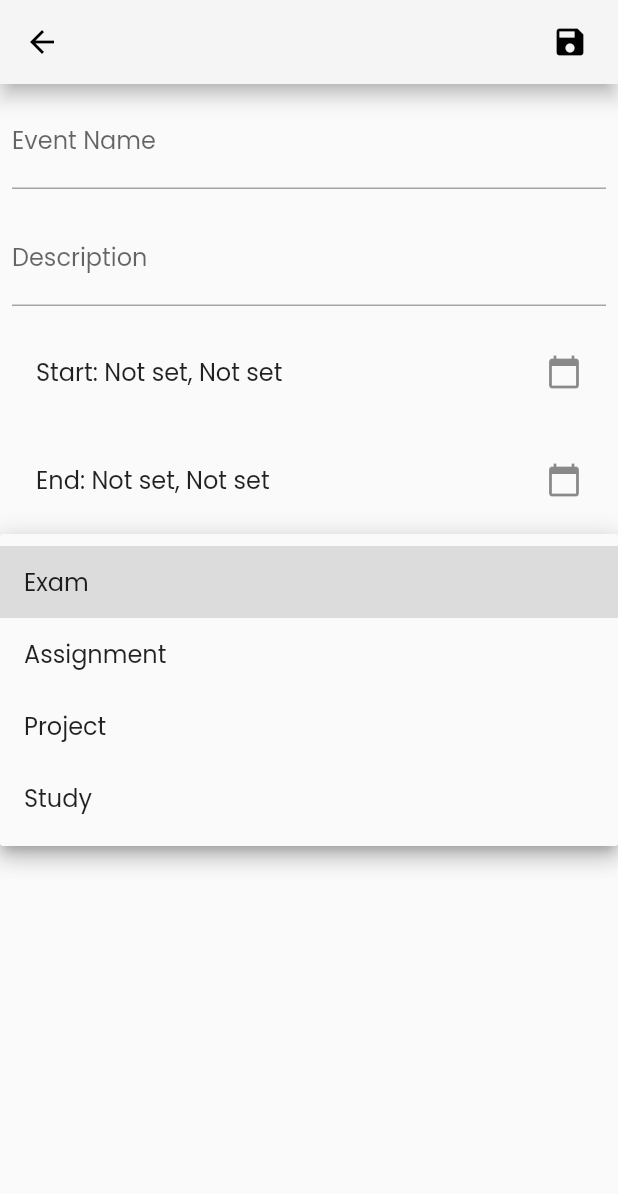
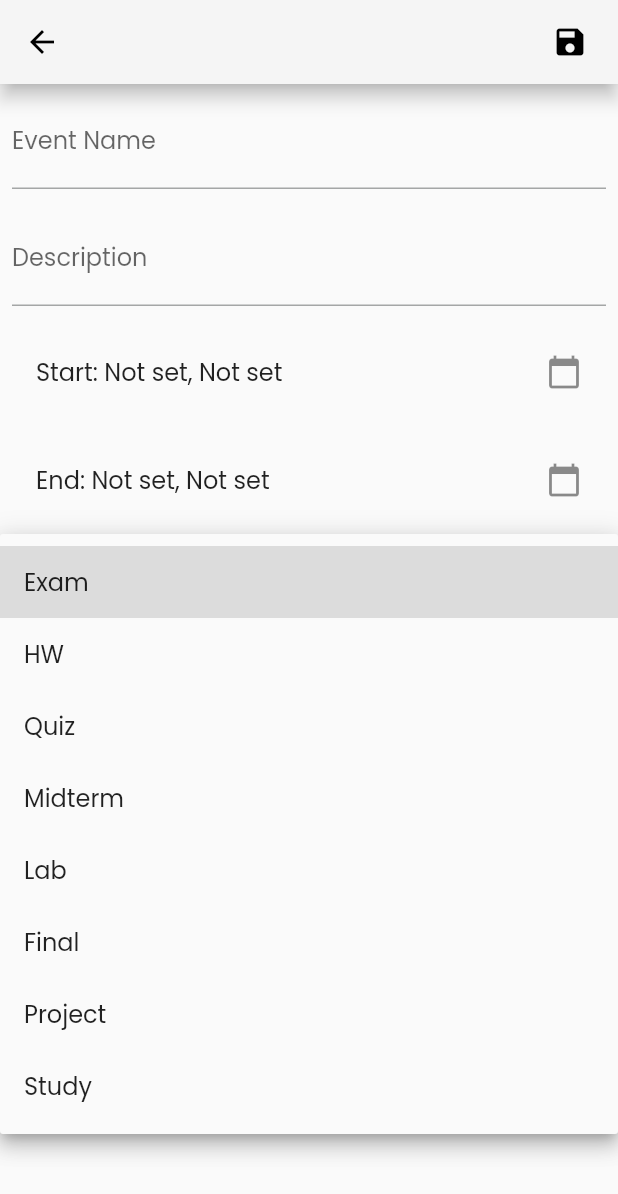
Before and after one commit to ucd-seniorDesign2324/Neuro-Nudge-Flutter-Project, a Flutter app: the NewTaskView screen opened directly, after a tap on "Type", on a phone screen of 412 x 824 dp. Shown: the top 1194 px of the screen. Run offline on Flutter 3.47's test engine with Material 3 defaults, Android fonts, the phone set to English and light mode, and no system bars; our stand-ins replace flutter_local_notifications, flutter_riverpod, gap, google_fonts, material_floating_search_bar_2, shared_preferences and 2 more; missing offline and left inert: icalendar_parser; accounts and stored records are empty; network calls fail.

Commit message:
make sure flutter can talk to fastAPI through the emulator

```diff
--- a/lib/data/process_new_event.dart
+++ b/lib/data/process_new_event.dart
@@ -6,7 +6,7 @@ Future<void> processNewEvent(EventData eventData) async {
   // Convert EventData object to JSON string
   String jsonBody = json.encode(eventData.toJson());
 
-  String apiUrl = '127.0.0.1:5080/process-new-event';
+  String apiUrl = 'http://10.0.2.2:5080/process-new-event';
 
   try {
     // Send a POST request with the JSON-encoded data
@@ -21,6 +21,7 @@ Future<void> processNewEvent(EventData eventData) async {
     // Check the response status code
     if (response.statusCode == 200) {
       // Handle successful request
+      print(response.body);
       print("Event data successfully sent to the API");
     } else {
       // Handle unsuccessful request
--- a/lib/methods/evt_type_dropdown.dart
+++ b/lib/methods/evt_type_dropdown.dart
@@ -2,7 +2,7 @@
 
 import 'package:flutter/material.dart';
 
-const List<String> list = <String>['Exam','Assignment', 'Project', 'Study'];
+const List<String> list = <String>['Exam','HW', 'Quiz', 'Midterm', 'Lab', 'Final',  'Project', 'Study'];
 
 class EventTypeDropdown extends StatefulWidget {
   const EventTypeDropdown({super.key});
```
Also changed, not shown: lib/presentation/home_page.dart (+4 -3 lines).
